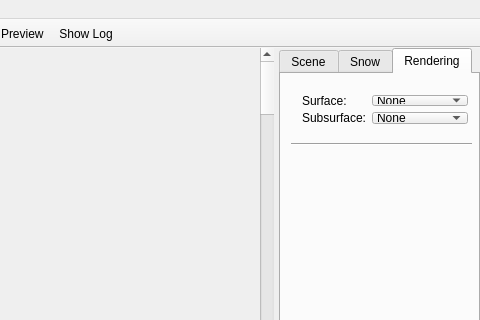
Above: src/qtgui/mainwindow.ui from tomka/mitsuba-renderer before the change; both pictures show x 257 to 737 and y 0 to 320 of the 737 by 664 pixel window. Below: the same form after it.
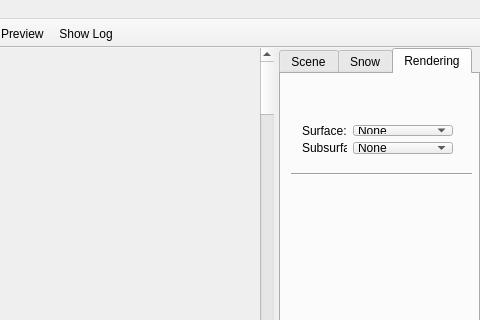
That is the form after the change. The open tabs and pages were chosen to show the change. Icons and pictures are not drawn. Custom widgets are drawn as their Qt base class.

Commit message: Add basic realtime selection GUI

Patch:
```diff
--- a/src/qtgui/mainwindow.ui
+++ b/src/qtgui/mainwindow.ui
@@ -789,17 +789,83 @@
         <property name="geometry">
          <rect>
           <x>10</x>
+          <y>10</y>
+          <width>181</width>
+          <height>541</height>
+         </rect>
+        </property>
+        <widget class="Line" name="line_2">
+         <property name="geometry">
+          <rect>
+           <x>0</x>
+           <y>80</y>
+           <width>181</width>
+           <height>20</height>
+          </rect>
+         </property>
+         <property name="orientation">
+          <enum>Qt::Horizontal</enum>
+         </property>
+        </widget>
+        <widget class="QWidget" name="verticalLayoutWidget">
+         <property name="geometry">
+          <rect>
+           <x>0</x>
+           <y>100</y>
+           <width>181</width>
+           <height>441</height>
+          </rect>
+         </property>
+         <layout class="QVBoxLayout" name="materialSettingsLayout"/>
+        </widget>
+        <widget class="QWidget" name="formLayoutWidget_5">
+         <property name="geometry">
+          <rect>
+           <x>0</x>
           <y>0</y>
           <width>181</width>
-          <height>551</height>
+           <height>22</height>
+          </rect>
+         </property>
+         <layout class="QFormLayout" name="formLayout_6">
+          <item row="0" column="0">
+           <widget class="QLabel" name="renderModeLabel">
+            <property name="text">
+             <string>Mode</string>
+            </property>
+           </widget>
+          </item>
+          <item row="0" column="1">
+           <widget class="QComboBox" name="renderModeComboBox">
+            <item>
+             <property name="text">
+              <string>Realtime</string>
+             </property>
+            </item>
+            <item>
+             <property name="text">
+              <string>Offline</string>
+             </property>
+            </item>
+           </widget>
+          </item>
+         </layout>
+        </widget>
+        <widget class="QWidget" name="offlineRenderWidget" native="true">
+         <property name="geometry">
+          <rect>
+           <x>0</x>
+           <y>30</y>
+           <width>181</width>
+           <height>51</height>
          </rect>
         </property>
         <widget class="QWidget" name="layoutWidget">
          <property name="geometry">
           <rect>
            <x>0</x>
-           <y>10</y>
-           <width>188</width>
+            <y>0</y>
+            <width>181</width>
            <height>51</height>
           </rect>
          </property>
@@ -925,29 +991,6 @@
           </item>
          </layout>
         </widget>
-        <widget class="Line" name="line_2">
-         <property name="geometry">
-          <rect>
-           <x>0</x>
-           <y>60</y>
-           <width>181</width>
-           <height>20</height>
-          </rect>
-         </property>
-         <property name="orientation">
-          <enum>Qt::Horizontal</enum>
-         </property>
-        </widget>
-        <widget class="QWidget" name="verticalLayoutWidget">
-         <property name="geometry">
-          <rect>
-           <x>0</x>
-           <y>80</y>
-           <width>181</width>
-           <height>461</height>
-          </rect>
-         </property>
-         <layout class="QVBoxLayout" name="materialSettingsLayout"/>
         </widget>
        </widget>
       </widget>
```
Left out of the diff: 2 changed lines with no effect on the pictures. Lines whose indentation alone changed are shown as unchanged. The commit also changes 4 other files.
